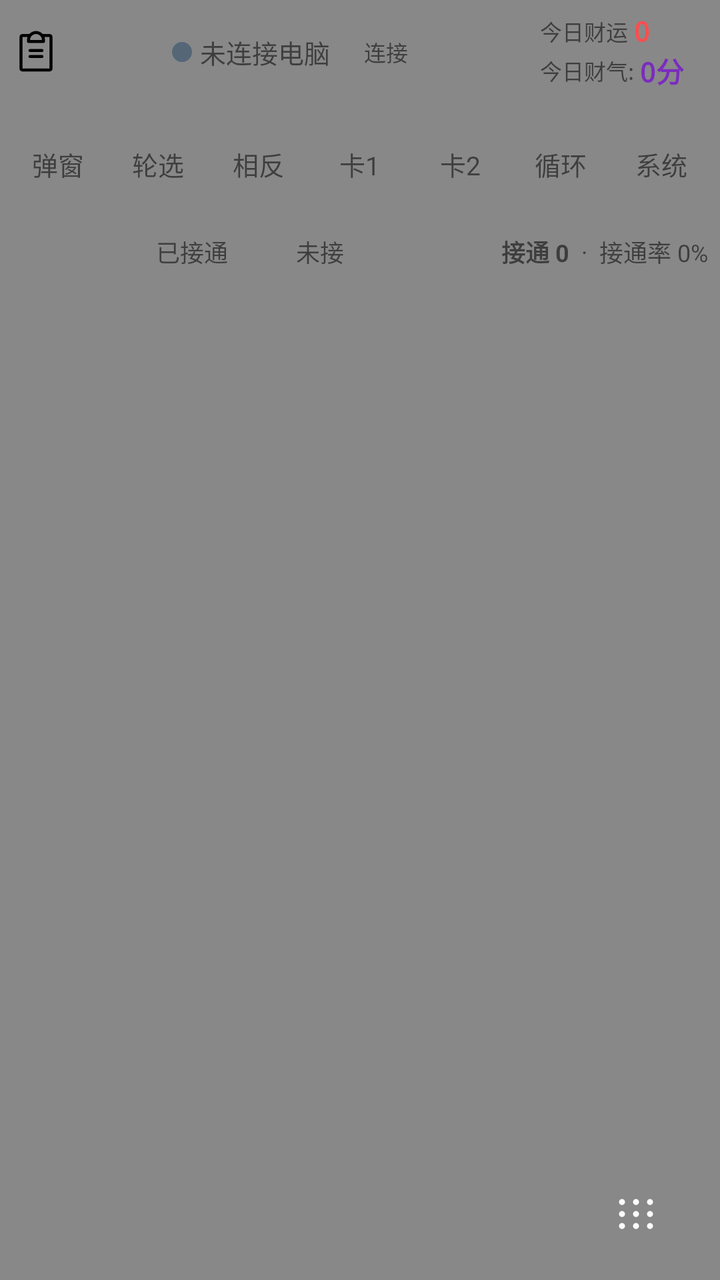
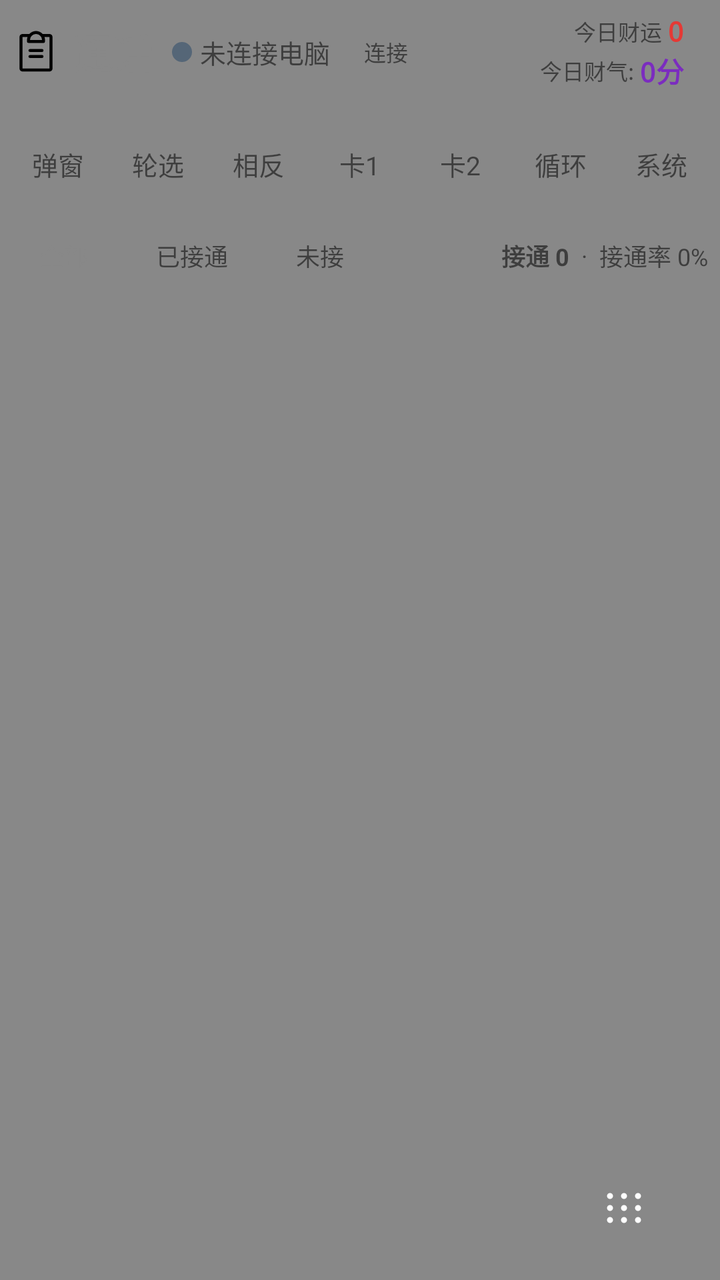

The first picture is an Android layout as it rendered before a commit; the second is the same layout after the commit. The layout source and the unified diff follow.
<!-- AndroidManifest.xml: application theme Theme.AutoDial -->
<!-- res/layout/fragment_call_log.xml -->
<?xml version="1.0" encoding="utf-8"?>
<FrameLayout xmlns:android="http://schemas.android.com/apk/res/android"
    android:layout_width="match_parent"
    android:layout_height="match_parent"
    android:tag="bg"
    android:background="#888888">

<LinearLayout
    android:layout_width="match_parent"
    android:layout_height="match_parent"
    android:orientation="vertical"
    android:paddingStart="2dp"
    android:paddingTop="0dp"
    android:paddingEnd="2dp"
    android:paddingBottom="0dp">

    
    <LinearLayout
        android:layout_width="match_parent"
        android:layout_height="52dp"
        android:tag="topBar"
        android:background="#888888"
        android:gravity="center_vertical"
        android:orientation="horizontal"
        android:paddingStart="4dp"
        android:paddingEnd="4dp">

        <TextView
            android:layout_width="wrap_content"
            android:layout_height="wrap_content"
            android:text="通话"
            android:drawableStart="@drawable/ic_ph_clipboard_text"
            android:drawablePadding="6dp"
            android:tag="primaryLight"
            android:textColor="#888888"
            android:textSize="20sp"
            android:textStyle="bold" />

        
        <LinearLayout
            android:id="@+id/connectionStatusBar"
            android:layout_width="wrap_content"
            android:layout_height="wrap_content"
            android:gravity="center_vertical"
            android:orientation="horizontal"
            android:layout_marginStart="10dp">

            <ImageView
                android:id="@+id/connectionStatusDot"
                android:layout_width="10dp"
                android:layout_height="10dp"
                android:src="@drawable/dot_gray"
                android:layout_marginEnd="4dp" />

            <TextView
                android:id="@+id/connectionStatusText"
                android:layout_width="wrap_content"
                android:layout_height="wrap_content"
                android:text="未连接电脑"
                android:tag="text"
                android:textSize="13sp"
                android:layout_marginEnd="6dp" />

            <TextView
                android:id="@+id/topReconnectBtn"
                android:layout_width="wrap_content"
                android:layout_height="26dp"
                android:minWidth="44dp"
                android:gravity="center"
                android:paddingStart="6dp"
                android:paddingEnd="6dp"
                android:text="连接"
                android:textSize="11sp"
                android:tag="outlineBtn" />
        </LinearLayout>

        <View
            android:layout_width="0dp"
            android:layout_height="0dp"
            android:layout_weight="1" />

        
        <LinearLayout
            android:id="@+id/luckStatsBar"
            android:layout_width="wrap_content"
            android:layout_height="wrap_content"
            android:orientation="vertical"
            android:gravity="end"
            android:layout_marginEnd="4dp"
            android:visibility="visible">

            <LinearLayout
                android:layout_width="wrap_content"
                android:layout_height="wrap_content"
                android:gravity="center_vertical"
                android:orientation="horizontal"
                android:layout_marginEnd="25dp">

                <TextView
                    android:layout_width="wrap_content"
                    android:layout_height="wrap_content"
                    android:text="今日财运 "
                    android:tag="text"
                    android:textSize="11sp" />

                <TextView
                    android:id="@+id/todayLuckText"
                    android:layout_width="wrap_content"
                    android:layout_height="wrap_content"
                    android:text="0"
                    android:textColor="#FF4D4F"
                    android:textSize="14sp"
                    android:textStyle="bold"
                    android:fontFamily="monospace" />
            </LinearLayout>

            <LinearLayout
                android:layout_width="wrap_content"
                android:layout_height="wrap_content"
                android:gravity="center_vertical"
                android:orientation="horizontal"
                android:layout_marginEnd="8dp">

                <TextView
                    android:layout_width="wrap_content"
                    android:layout_height="wrap_content"
                    android:text="今日财气: "
                    android:tag="text"
                    android:textSize="11sp" />

                <TextView
                    android:id="@+id/todayFortuneText"
                    android:layout_width="wrap_content"
                    android:layout_height="wrap_content"
                    android:text="0分"
                    android:textColor="#7B2CBF"
                    android:textSize="14sp"
                    android:textStyle="bold"
                    android:fontFamily="monospace" />
            </LinearLayout>
        </LinearLayout>
    </LinearLayout>

    
    <LinearLayout
        android:id="@+id/fortuneStrip"
        android:layout_width="match_parent"
        android:layout_height="wrap_content"
        android:layout_marginTop="6dp"
        android:tag="bg2"
        android:background="#888888"
        android:gravity="center_vertical"
        android:orientation="horizontal"
        android:paddingStart="12dp"
        android:paddingTop="8dp"
        android:paddingEnd="12dp"
        android:paddingBottom="8dp"
        android:visibility="gone">

        <TextView
            android:layout_width="wrap_content"
            android:layout_height="wrap_content"
            android:text="今日财运"
            android:tag="text"
            android:textSize="12sp" />

        <TextView
            android:id="@+id/fortuneLuck"
            android:layout_width="wrap_content"
            android:layout_height="wrap_content"
            android:layout_marginStart="6dp"
            android:text="0"
            android:textColor="#E53935"
            android:textSize="16sp"
            android:textStyle="bold"
            android:fontFamily="monospace" />

        <TextView
            android:layout_width="wrap_content"
            android:layout_height="wrap_content"
            android:layout_marginStart="12dp"
            android:text="·"
            android:tag="text2"
            android:textSize="16sp" />

        <TextView
            android:layout_width="wrap_content"
            android:layout_height="wrap_content"
            android:text="今日财气"
            android:tag="text"
            android:textSize="12sp" />

        <TextView
            android:id="@+id/fortuneQi"
            android:layout_width="wrap_content"
            android:layout_height="wrap_content"
            android:layout_marginStart="6dp"
            android:text="0分"
            android:textColor="#7B2CBF"
            android:textSize="16sp"
            android:textStyle="bold"
            android:fontFamily="monospace" />
    </LinearLayout>

    
    <LinearLayout
        android:id="@+id/dialModeBar"
        android:layout_width="match_parent"
        android:layout_height="wrap_content"
        android:layout_marginTop="6dp"
        android:tag="bg2"
        android:background="#888888"
        android:gravity="center"
        android:orientation="horizontal"
        android:paddingStart="4dp"
        android:paddingTop="8dp"
        android:paddingEnd="4dp"
        android:paddingBottom="8dp">

        <TextView
            android:id="@+id/dialModePopup"
            android:layout_width="0dp"
            android:layout_height="32dp"
            android:layout_marginEnd="4dp"
            android:layout_weight="1"
            android:gravity="center"
            android:text="弹窗"
            android:textSize="13sp" />

        <TextView
            android:id="@+id/dialModeRoundSelect"
            android:layout_width="0dp"
            android:layout_height="32dp"
            android:layout_marginEnd="4dp"
            android:layout_weight="1"
            android:gravity="center"
            android:text="轮选"
            android:textSize="13sp" />

        <TextView
            android:id="@+id/dialModeOpposite"
            android:layout_width="0dp"
            android:layout_height="32dp"
            android:layout_marginEnd="4dp"
            android:layout_weight="1"
            android:gravity="center"
            android:text="相反"
            android:textSize="13sp" />

        <TextView
            android:id="@+id/dialModeSim1"
            android:layout_width="0dp"
            android:layout_height="32dp"
            android:layout_marginEnd="4dp"
            android:layout_weight="1"
            android:gravity="center"
            android:text="卡1"
            android:textSize="13sp" />

        <TextView
            android:id="@+id/dialModeSim2"
            android:layout_width="0dp"
            android:layout_height="32dp"
            android:layout_marginEnd="4dp"
            android:layout_weight="1"
            android:gravity="center"
            android:text="卡2"
            android:textSize="13sp" />

        <TextView
            android:id="@+id/dialModeAlternate"
            android:layout_width="0dp"
            android:layout_height="32dp"
            android:layout_marginEnd="4dp"
            android:layout_weight="1"
            android:gravity="center"
            android:text="循环"
            android:textSize="13sp" />

        <TextView
            android:id="@+id/dialModeSystem"
            android:layout_width="0dp"
            android:layout_height="32dp"
            android:layout_weight="1"
            android:gravity="center"
            android:text="系统"
            android:textSize="13sp" />
    </LinearLayout>

    
    <TextView
        android:id="@+id/callLogPermissionHint"
        android:layout_width="match_parent"
        android:layout_height="wrap_content"
        android:layout_marginTop="6dp"
        android:tag="infoBanner"
        android:background="#888888"
        android:gravity="center"
        android:padding="10dp"
        android:text="需要通话记录权限才能显示"
        android:drawableStart="@drawable/ic_ph_phone_x"
        android:drawablePadding="6dp"
        android:textColor="#E74C3C"
        android:textSize="12sp"
        android:visibility="gone" />

    
    <LinearLayout
        android:id="@+id/lastCallHintBanner"
        android:layout_width="match_parent"
        android:layout_height="wrap_content"
        android:layout_marginTop="6dp"
        android:tag="infoBanner"
        android:background="#888888"
        android:gravity="center"
        android:orientation="horizontal"
        android:paddingStart="16dp"
        android:paddingTop="12dp"
        android:paddingEnd="16dp"
        android:paddingBottom="12dp"
        android:visibility="gone">

        <ImageView
            android:layout_width="20dp"
            android:layout_height="20dp"
            android:src="@drawable/ic_ph_phone_outgoing"
            android:layout_gravity="center_vertical"
            android:layout_marginEnd="8dp" />

        <TextView
            android:id="@+id/lastCallHintText"
            android:layout_width="0dp"
            android:layout_height="wrap_content"
            android:layout_weight="1"
            android:text="上次：卡1  04-25"
            android:tag="primaryLight"
            android:textColor="#888888"
            android:textSize="17sp"
            android:textStyle="bold" />
    </LinearLayout>

    
    <LinearLayout
        android:id="@+id/filterChips"
        android:layout_width="match_parent"
        android:layout_height="wrap_content"
        android:layout_marginTop="6dp"
        android:gravity="center_vertical"
        android:orientation="horizontal"
        android:paddingStart="4dp"
        android:paddingEnd="4dp">

        <TextView
            android:id="@+id/filterAll"
            android:layout_width="wrap_content"
            android:layout_height="28dp"
            android:minWidth="52dp"
            android:gravity="center"
            android:tag="primaryBtn"
            android:text="全部"
            android:textSize="12sp"
            android:textColor="#888888"
            android:paddingStart="12dp"
            android:paddingEnd="12dp"
            android:layout_marginEnd="8dp" />

        <TextView
            android:id="@+id/filterOk"
            android:layout_width="wrap_content"
            android:layout_height="28dp"
            android:minWidth="52dp"
            android:gravity="center"
            android:tag="chip"
            android:text="已接通"
            android:textSize="12sp"
            android:paddingStart="12dp"
            android:paddingEnd="12dp"
            android:layout_marginEnd="8dp" />

        <TextView
            android:id="@+id/filterMiss"
            android:layout_width="wrap_content"
            android:layout_height="28dp"
            android:minWidth="52dp"
            android:gravity="center"
            android:tag="chip"
            android:text="未接"
            android:textSize="12sp"
            android:paddingStart="12dp"
            android:paddingEnd="12dp" />

        <View
            android:layout_width="0dp"
            android:layout_height="0dp"
            android:layout_weight="1" />

        <TextView
            android:id="@+id/todayConnectedCount"
            android:layout_width="wrap_content"
            android:layout_height="wrap_content"
            android:tag="text"
            android:text="接通 0"
            android:textSize="12sp"
            android:textStyle="bold" />

        <TextView
            android:layout_width="wrap_content"
            android:layout_height="wrap_content"
            android:layout_marginStart="6dp"
            android:layout_marginEnd="6dp"
            android:text="·"
            android:tag="text2"
            android:textSize="12sp" />

        <TextView
            android:id="@+id/todayConnectRate"
            android:layout_width="wrap_content"
            android:layout_height="wrap_content"
            android:tag="text2"
            android:text="接通率 0%"
            android:textSize="12sp" />
    </LinearLayout>

    
    <androidx.recyclerview.widget.RecyclerView
        android:id="@+id/callLogRecyclerView"
        android:layout_width="match_parent"
        android:layout_height="0dp"
        android:layout_weight="1"
        android:layout_marginTop="6dp"
        android:clipToPadding="false"
        android:paddingBottom="12dp" />

    
    <LinearLayout
        android:id="@+id/callLogEmpty"
        android:layout_width="match_parent"
        android:layout_height="0dp"
        android:layout_weight="1"
        android:gravity="center"
        android:orientation="vertical"
        android:paddingBottom="48dp"
        android:visibility="gone">

        <FrameLayout
            android:layout_width="wrap_content"
            android:layout_height="wrap_content">

            <View
                android:layout_width="96dp"
                android:layout_height="96dp"
                android:background="@drawable/empty_state_bg" />

            <ImageView
                android:layout_width="40dp"
                android:layout_height="40dp"
                android:layout_gravity="center"
                android:src="@drawable/ic_phone_small"
                android:alpha="0.6" />
        </FrameLayout>

        <TextView
            android:layout_width="wrap_content"
            android:layout_height="wrap_content"
            android:layout_marginTop="16dp"
            android:text="暂无通话记录"
            android:textSize="18sp"
            android:textStyle="bold"
            android:textColor="#1A1A1A" />

        <TextView
            android:layout_width="wrap_content"
            android:layout_height="wrap_content"
            android:layout_marginTop="8dp"
            android:text="开始您的第一次拨号吧"
            android:textSize="14sp"
            android:textColor="#888888" />

        <TextView
            android:id="@+id/emptyDialBtn"
            android:layout_width="wrap_content"
            android:layout_height="48dp"
            android:tag="primaryBtn"
            android:text="立即拨号"
            android:gravity="center"
            android:paddingStart="32dp"
            android:paddingEnd="32dp"
            android:layout_marginTop="24dp"
            android:textSize="16sp"
            android:textColor="#888888" />
    </LinearLayout>

</LinearLayout>

    
    <TextView
        android:id="@+id/dialFab"
        android:layout_width="42dp"
        android:layout_height="42dp"
        android:layout_gravity="bottom|end"
        android:layout_marginEnd="12dp"
        android:layout_marginBottom="12dp"
        android:gravity="center"
        android:tag="primaryBtn"
        android:text=""
        android:drawableStart="@drawable/ic_dialpad"
        android:textColor="#888888"
        android:textSize="24sp"
        android:elevation="6dp" />

</FrameLayout>
<!-- resources referenced by this layout -->
<resources>
  <!-- drawable dot_gray (drawable) -->
  <?xml version="1.0" encoding="utf-8"?>
  <shape xmlns:android="http://schemas.android.com/apk/res/android"
      android:shape="oval">
      <solid android:color="#556677" />
      <size android:width="10dp" android:height="10dp" />
  </shape>
  <!-- drawable empty_state_bg (drawable) -->
  <?xml version="1.0" encoding="utf-8"?>
  <layer-list xmlns:android="http://schemas.android.com/apk/res/android">
      <item>
          <shape android:shape="oval">
              <solid android:color="#E0F7FA" />
              <size
                  android:width="96dp"
                  android:height="96dp" />
          </shape>
      </item>
  </layer-list>
  <!-- drawable ic_ph_clipboard_text (drawable) -->
  <?xml version="1.0" encoding="utf-8"?>
  <vector xmlns:android="http://schemas.android.com/apk/res/android"
      android:width="24dp" android:height="24dp"
      android:viewportWidth="256" android:viewportHeight="256">
      <path android:fillColor="#000000" android:pathData="M168,152a8,8,0,0,1-8,8H96a8,8,0,0,1,0-16h64A8,8,0,0,1,168,152Zm-8-40H96a8,8,0,0,0,0,16h64a8,8,0,0,0,0-16Zm56-64V216a16,16,0,0,1-16,16H56a16,16,0,0,1-16-16V48A16,16,0,0,1,56,32H92.26a47.92,47.92,0,0,1,71.48,0H200A16,16,0,0,1,216,48ZM96,64h64a32,32,0,0,0-64,0ZM200,48H173.25A47.93,47.93,0,0,1,176,64v8a8,8,0,0,1-8,8H88a8,8,0,0,1-8-8V64a47.93,47.93,0,0,1,2.75-16H56V216H200Z" />
  </vector>
  <!-- drawable ic_ph_phone_outgoing (drawable) -->
  <?xml version="1.0" encoding="utf-8"?>
  <vector xmlns:android="http://schemas.android.com/apk/res/android"
      android:width="24dp" android:height="24dp"
      android:viewportWidth="256" android:viewportHeight="256">
      <path android:fillColor="#000000" android:pathData="M146.34,109.66a8,8,0,0,1,0-11.32L180.69,64H160a8,8,0,0,1,0-16h40a8,8,0,0,1,8,8V96a8,8,0,0,1-16,0V75.31l-34.34,34.35a8,8,0,0,1-11.32,0Zm77.54,73.42A56.26,56.26,0,0,1,168,232C88.6,232,24,167.4,24,88A56.26,56.26,0,0,1,72.92,32.12a16,16,0,0,1,16.62,9.51l21.12,47.16,0,.12A16,16,0,0,1,109.39,104c-.18.27-.37.52-.57.77L88,129.45c7.49,15.22,23.41,31,38.83,38.51l24.34-20.71a8.12,8.12,0,0,1,.75-.56,15.93,15.93,0,0,1,15.17-1.4l.13.06,47.11,21.11A16,16,0,0,1,223.88,183.08Zm-15.88-2s-.07,0-.11,0h0l-47-21.06-24.35,20.72a8.44,8.44,0,0,1-.74.56,16,16,0,0,1-15.75,1.14c-18.73-9.05-37.4-27.58-46.46-46.11a16,16,0,0,1,1-15.7,6.13,6.13,0,0,1,.57-.77L96,95.15l-21-47a.61.61,0,0,1,0-.12A40.2,40.2,0,0,0,40,88,128.14,128.14,0,0,0,168,216,40.21,40.21,0,0,0,208,181.07Z" />
  </vector>
  <!-- drawable ic_phone_small (drawable) -->
  <?xml version="1.0" encoding="utf-8"?>
  <vector xmlns:android="http://schemas.android.com/apk/res/android"
      android:width="12dp"
      android:height="12dp"
      android:viewportWidth="24"
      android:viewportHeight="24">
      <path
          android:fillColor="#00000000"
          android:strokeColor="#0097A7"
          android:strokeWidth="2"
          android:pathData="M22,16.92v3a2,2 0,0 1,-2.18 2,19.79 19.79 0,0 1,-8.63 -3.07,19.5 19.5 0,0 1,-6 -6,19.79 19.79 0,0 1,-3.07 -8.67A2,2 0,0 1,4.11 2h3a2,2 0,0 1,2 1.72,12.84 12.84 0,0 0,.7 2.81,2 2,0 0,1 -.45,2.11L8.09,9.91a16,16 0,0 0,6 6l1.27,-1.27a2,2 0,0 1,2.11 -.45,12.84 12.84 0,0 0,2.81 .7A2,2 0,0 1,22 16.92z" />
  </vector>
  <style name="Theme.AutoDial" parent="Theme.MaterialComponents.DayNight.NoActionBar">
          <item name="colorPrimary">#C9A84C</item>
          <item name="colorPrimaryDark">#111318</item>
          <item name="colorAccent">#F0C040</item>
          <item name="android:windowBackground">#111318</item>
          <item name="android:statusBarColor">#111318</item>
          <item name="android:navigationBarColor">#111318</item>
      </style>
  <!-- unchanged entries left out for length: 2 -->
</resources>

<!-- the commit's change to res/layout/fragment_call_log.xml (unified diff, before → after) -->
@@ -94,7 +94,7 @@
                 android:layout_height="wrap_content"
                 android:gravity="center_vertical"
                 android:orientation="horizontal"
-                android:layout_marginEnd="25dp">
+                android:layout_marginEnd="8dp">
 
                 <TextView
                     android:layout_width="wrap_content"
@@ -108,7 +108,7 @@
                     android:layout_width="wrap_content"
                     android:layout_height="wrap_content"
                     android:text="0"
-                    android:textColor="#FF4D4F"
+                    android:textColor="@color/luck_red"
                     android:textSize="14sp"
                     android:textStyle="bold"
                     android:fontFamily="monospace" />
@@ -133,7 +133,7 @@
                     android:layout_width="wrap_content"
                     android:layout_height="wrap_content"
                     android:text="0分"
-                    android:textColor="#7B2CBF"
+                    android:textColor="@color/fortune_purple"
                     android:textSize="14sp"
                     android:textStyle="bold"
                     android:fontFamily="monospace" />
@@ -170,7 +170,7 @@
             android:layout_height="wrap_content"
             android:layout_marginStart="6dp"
             android:text="0"
-            android:textColor="#E53935"
+            android:textColor="@color/luck_red"
             android:textSize="16sp"
             android:textStyle="bold"
             android:fontFamily="monospace" />
@@ -196,7 +196,7 @@
             android:layout_height="wrap_content"
             android:layout_marginStart="6dp"
             android:text="0分"
-            android:textColor="#7B2CBF"
+            android:textColor="@color/fortune_purple"
             android:textSize="16sp"
             android:textStyle="bold"
             android:fontFamily="monospace" />
@@ -300,7 +300,7 @@
         android:text="需要通话记录权限才能显示"
         android:drawableStart="@drawable/ic_ph_phone_x"
         android:drawablePadding="6dp"
-        android:textColor="#E74C3C"
+        android:textColor="@color/red"
         android:textSize="12sp"
         android:visibility="gone" />
 
@@ -335,7 +335,7 @@
             android:text="上次：卡1  04-25"
             android:tag="primaryLight"
             android:textColor="#888888"
-            android:textSize="17sp"
+            android:textSize="15sp"
             android:textStyle="bold" />
     </LinearLayout>
 
@@ -353,7 +353,7 @@
         <TextView
             android:id="@+id/filterAll"
             android:layout_width="wrap_content"
-            android:layout_height="28dp"
+            android:layout_height="32dp"
             android:minWidth="52dp"
             android:gravity="center"
             android:tag="primaryBtn"
@@ -367,7 +367,7 @@
         <TextView
             android:id="@+id/filterOk"
             android:layout_width="wrap_content"
-            android:layout_height="28dp"
+            android:layout_height="32dp"
             android:minWidth="52dp"
             android:gravity="center"
             android:tag="chip"
@@ -380,7 +380,7 @@
         <TextView
             android:id="@+id/filterMiss"
             android:layout_width="wrap_content"
-            android:layout_height="28dp"
+            android:layout_height="32dp"
             android:minWidth="52dp"
             android:gravity="center"
             android:tag="chip"
@@ -464,6 +464,7 @@
             android:layout_height="wrap_content"
             android:layout_marginTop="16dp"
             android:text="暂无通话记录"
+            android:tag="text"
             android:textSize="18sp"
             android:textStyle="bold"
             android:textColor="#1A1A1A" />
@@ -473,6 +474,7 @@
             android:layout_height="wrap_content"
             android:layout_marginTop="8dp"
             android:text="开始您的第一次拨号吧"
+            android:tag="text2"
             android:textSize="14sp"
             android:textColor="#888888" />
 
@@ -495,8 +497,8 @@
     
     <TextView
         android:id="@+id/dialFab"
-        android:layout_width="42dp"
-        android:layout_height="42dp"
+        android:layout_width="48dp"
+        android:layout_height="48dp"
         android:layout_gravity="bottom|end"
         android:layout_marginEnd="12dp"
         android:layout_marginBottom="12dp"
<!-- resource entries referenced after the edit -->
@@ -1,5 +1,8 @@
 <!-- resources referenced by this layout -->
 <resources>
+  <color name="fortune_purple">#7B2CBF</color>
+  <color name="luck_red">#E53935</color>
+  <color name="red">#E74C3C</color>
   <!-- drawable dot_gray (drawable) -->
   <?xml version="1.0" encoding="utf-8"?>
   <shape xmlns:android="http://schemas.android.com/apk/res/android"
